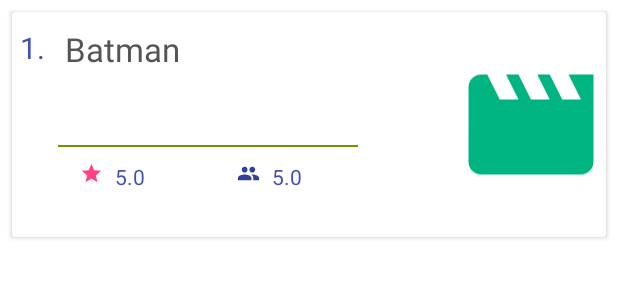
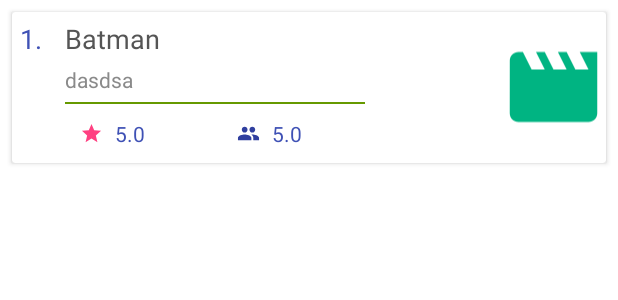
Before and after one commit to nuruddianto/moviestl, an Android app: the layout item_top_rated_movie.xml on its own in the app's theme, with its tools: preview values and no code run, on a phone screen of 412 x 824 dp. Shown: the top 300 px of the screen. Run offline under Robolectric (Android 15) with nearby library versions, the light colour scheme and no system bars.

Commit message:
New Updates

```diff
--- a/app/src/main/java/com/example/nurud/moviestl/adapter/TopRatedAdapter.java
+++ b/app/src/main/java/com/example/nurud/moviestl/adapter/TopRatedAdapter.java
@@ -12,6 +12,7 @@ import android.widget.TextView;
 
 import com.example.nurud.moviestl.R;
 import com.example.nurud.moviestl.Router;
+import com.example.nurud.moviestl.Utility.DateFormatter;
 import com.example.nurud.moviestl.model.Movie;
 import com.squareup.picasso.Picasso;
 import com.squareup.picasso.RequestCreator;
@@ -79,7 +80,8 @@ public class TopRatedAdapter extends RecyclerView.Adapter<TopRatedAdapter.MovieV
 
         holder.topRatedNumber.setText(String.valueOf(position + 1 + ". "));
         holder.topRatedTitle.setText(movies.get(position).getTitle());
-        holder.releaseDate.setText(String.format(movies.get(position).getReleasDate()));
+        DateFormatter dateFormatter = new DateFormatter(movies.get(position).getReleasDate());
+        holder.releaseDate.setText(dateFormatter.doFormat(mContext));
         holder.voteCountTopRated.setText(String.valueOf(movies.get(position).getVoteCount()));
         holder.ratingTopRated.setText(String.valueOf(movies.get(position).getVoteAverage()));
 
--- a/app/src/main/java/com/example/nurud/moviestl/adapter/UpcomingAdapter.java
+++ b/app/src/main/java/com/example/nurud/moviestl/adapter/UpcomingAdapter.java
@@ -12,6 +12,7 @@ import android.widget.TextView;
 
 import com.example.nurud.moviestl.R;
 import com.example.nurud.moviestl.Router;
+import com.example.nurud.moviestl.Utility.DateFormatter;
 import com.example.nurud.moviestl.model.Movie;
 import com.squareup.picasso.Picasso;
 import com.squareup.picasso.RequestCreator;
@@ -76,7 +77,8 @@ public class UpcomingAdapter extends RecyclerView.Adapter<UpcomingAdapter.CardVi
                 .into(holder.upcomingImage);
 
         holder.titleUpcomingMovie.setText(mUpcomingMovies.get(position).getTitle());
-        holder.releaseDate.setText(String.format(mContext.getString(R.string.movie_release_date), mUpcomingMovies.get(position).getReleasDate()));
+        DateFormatter dateFormatter = new DateFormatter(mUpcomingMovies.get(position).getReleasDate());
+        holder.releaseDate.setText(String.format(mContext.getString(R.string.movie_release_date), dateFormatter.doFormat(mContext)));
         holder.ratingUpcoming.setText(String.valueOf(mUpcomingMovies.get(position).getVoteAverage()));
         holder.popularityUpcoming.setText(String.valueOf(mUpcomingMovies.get(position).getPopularity()));
 
--- a/app/src/main/java/com/example/nurud/moviestl/fragment/TopRatedFragment.java
+++ b/app/src/main/java/com/example/nurud/moviestl/fragment/TopRatedFragment.java
@@ -52,12 +52,11 @@ public class TopRatedFragment extends Fragment {
     public void onViewCreated(View view, @Nullable Bundle savedInstanceState) {
         super.onViewCreated(view, savedInstanceState);
 
-        ApiInterface ApiInterface = BaseApiClient.getClient().create(ApiInterface.class);
-
         final RecyclerView mMovieRecycler = (RecyclerView) view.findViewById(R.id.movie_recycler);
         mMovieRecycler.setLayoutManager(new LinearLayoutManager(getActivity()));
 
-        Call<MovieResponse> call = ApiInterface.getTopRatedMovies(RestConstant.API_KEY);
+        ApiInterface apiInterface = BaseApiClient.getClient().create(ApiInterface.class);
+        Call<MovieResponse> call = apiInterface.getTopRatedMovies(RestConstant.API_KEY);
         call.enqueue(new Callback<MovieResponse>() {
             @Override
             public void onResponse(Call<MovieResponse> call, Response<MovieResponse> response) {
--- a/app/src/main/java/com/example/nurud/moviestl/rest/ApiInterface.java
+++ b/app/src/main/java/com/example/nurud/moviestl/rest/ApiInterface.java
@@ -1,6 +1,7 @@
 package com.example.nurud.moviestl.rest;
 
 import com.example.nurud.moviestl.model.MovieResponse;
+import com.example.nurud.moviestl.model.MovieVideoResponse;
 
 import retrofit2.Call;
 import retrofit2.http.GET;
@@ -20,4 +21,7 @@ public interface ApiInterface {
 
     @GET("movie/upcoming")
     Call<MovieResponse> getUpcominMovies(@Query("api_key") String apiKey);
+
+    @GET("movie/{id}/videos")
+    Call<MovieVideoResponse> getMovieVideo(@Path("id") int id, @Query("api_key") String apiKey);
 }
--- a/app/src/main/res/layout/include_movie_detail_header.xml
+++ b/app/src/main/res/layout/include_movie_detail_header.xml
@@ -14,7 +14,6 @@
             android:layout_height="wrap_content"
             android:layout_margin="5dp"
             android:layout_weight="0.5"
-            android:background="@drawable/border"
             android:orientation="vertical"
             android:padding="5dp">
 
@@ -46,7 +45,6 @@
             android:layout_height="wrap_content"
             android:layout_margin="5dp"
             android:layout_weight="0.5"
-            android:background="@drawable/border"
             android:orientation="vertical"
             android:padding="5dp">
 
--- a/app/src/main/res/layout/item_top_rated_movie.xml
+++ b/app/src/main/res/layout/item_top_rated_movie.xml
@@ -14,9 +14,9 @@
             android:layout_width="wrap_content"
             android:layout_height="wrap_content"
             android:paddingLeft="5dp"
-            android:paddingTop="10dp"
+            android:paddingTop="5dp"
             android:text="1. "
-            android:textSize="20dp" />
+            android:textSize="18dp" />
     </LinearLayout>
 
     <LinearLayout
@@ -27,35 +27,41 @@
 
         <TextView
             android:id="@+id/title_top_rated"
+            android:singleLine="true"
             android:layout_width="210dp"
             android:layout_height="wrap_content"
-            android:padding="10dp"
+            android:paddingLeft="10dp"
+            android:paddingTop="5dp"
+            android:paddingBottom="5dp"
             android:text="Batman "
             android:textColor="@color/colorBlack"
-            android:textSize="22dp" />
+            android:textSize="18sp" />
 
         <TextView
             android:id="@+id/release_date_top_rated"
+            android:text="dasdsa"
+            android:paddingBottom="5dp"
+            android:paddingLeft="10dp"
             android:layout_width="wrap_content"
             android:layout_height="wrap_content"
-            android:padding="10dp"
             android:textColor="@color/colorGreyLight" />
 
         <View
             android:layout_width="200dp"
             android:layout_height="1dp"
-            android:layout_marginLeft="5dp"
+            android:layout_marginLeft="10dp"
             android:background="@android:color/holo_green_dark" />
 
         <LinearLayout
             android:layout_width="230dp"
-            android:layout_height="wrap_content"
+            android:layout_height="match_parent"
             android:orientation="horizontal"
-            android:paddingTop="10dp">
+            android:paddingTop="10dp"
+            android:paddingBottom="10dp">
 
             <LinearLayout
                 android:layout_width="wrap_content"
-                android:layout_height="wrap_content"
+                android:layout_height="match_parent"
                 android:layout_weight="0.5"
                 android:paddingLeft="20dp">
 
@@ -63,7 +69,7 @@
                     android:id="@+id/rating_image"
                     android:layout_width="15dp"
                     android:layout_height="15dp"
-                    android:layout_centerInParent="true"
+                    android:layout_gravity="center_vertical"
                     android:scaleType="centerCrop"
                     android:src="@drawable/star"
                     android:tint="@color/colorAccent" />
@@ -73,6 +79,7 @@
                     android:id="@+id/rating_top_rated"
                     android:layout_width="wrap_content"
                     android:layout_height="wrap_content"
+                    android:layout_gravity="center_vertical"
                     android:layout_marginLeft="8dp"
                     android:text="5.0" />
 
@@ -80,7 +87,7 @@
 
             <LinearLayout
                 android:layout_width="wrap_content"
-                android:layout_height="wrap_content"
+                android:layout_height="match_parent"
                 android:layout_weight="0.5"
                 android:orientation="horizontal">
 
@@ -88,7 +95,7 @@
                     android:id="@+id/rating_top_rated_image"
                     android:layout_width="15dp"
                     android:layout_height="15dp"
-                    android:layout_centerInParent="true"
+                    android:layout_gravity="center_vertical"
                     android:scaleType="centerCrop"
                     android:src="@drawable/ic_people_black_24px"
                     android:tint="@color/colorPrimaryDark" />
@@ -98,6 +105,7 @@
                     android:id="@+id/vote_count_top_rated"
                     android:layout_width="wrap_content"
                     android:layout_height="wrap_content"
+                    android:layout_gravity="center_vertical"
                     android:layout_marginLeft="8dp"
                     android:text="5.0" />
 
@@ -109,8 +117,8 @@
 
     <ImageView
         android:id="@+id/image_movie_top_rated"
-        android:layout_width="100dp"
-        android:layout_height="150dp"
+        android:layout_width="70dp"
+        android:layout_height="100dp"
         android:layout_gravity="right"
         android:src="@drawable/ic_movie_ciano_24px" />
 
```
Also changed, not shown: app/src/main/java/com/example/nurud/moviestl/Utility/DateFormatter.java (added, +39 -0 lines), app/src/main/java/com/example/nurud/moviestl/fragment/MovieDetailFragment.java (+37 -0 lines), app/src/main/java/com/example/nurud/moviestl/model/Movie.java (+15 -19 lines), app/src/main/java/com/example/nurud/moviestl/model/MovieVideo.java (added, +133 -0 lines), app/src/main/java/com/example/nurud/moviestl/model/MovieVideoResponse.java (added, +31 -0 lines), app/src/main/res/drawable/ic_play_circle_filled_white_24px.xml (added, +9 -0 lines), app/src/main/res/drawable/ic_play_circle_outline_white_24px.xml (added, +9 -0 lines), app/src/main/res/layout/fragment_movie_detail.xml (+23 -9 lines), app/src/main/res/values/strings.xml (+9 -0 lines).
